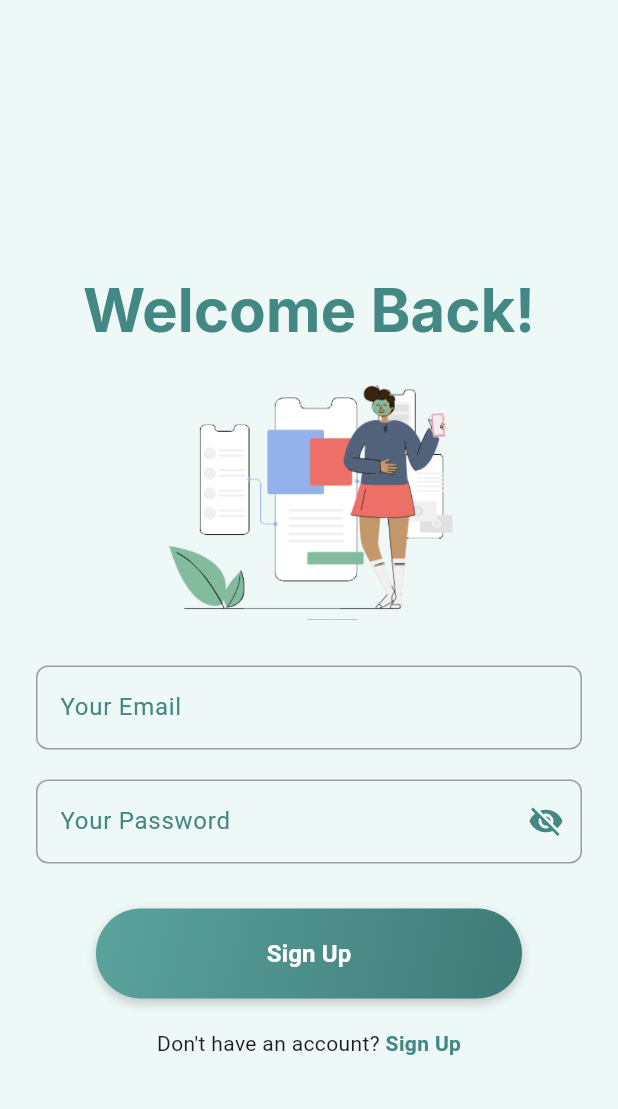
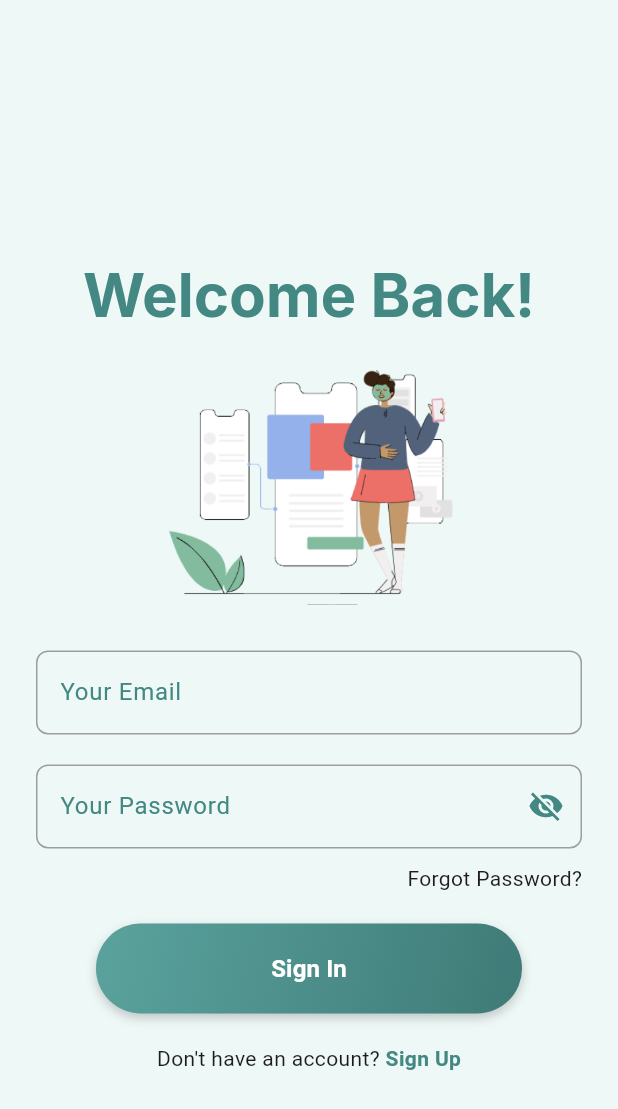
Before and after one commit to VictoriaShirleyUnifei/MyFinances, a Flutter app: the LoginPage screen opened directly, on a phone screen of 412 x 824 dp. Shown: the top 1109 px of the screen. Run offline on Flutter 3.47's test engine with Material 3 defaults, Android fonts, the phone set to English and light mode, and no system bars; drawn by our look-alikes of reactive_forms; our stand-ins replace flutter_svg, logger.

Commit message:
fix: Ajustes visuais na tela de login

```diff
--- a/lib/features/login/login_page.dart
+++ b/lib/features/login/login_page.dart
@@ -85,7 +85,20 @@ class LoginPageState extends State<LoginPage> {
                               'Include at least one number and uppercase letter',
                         },
                       ),
-                      const SizedBox(height: 30),
+                      const SizedBox(height: 10),
+                     Align(
+                        alignment: Alignment.centerRight,
+                        child: GestureDetector(
+                          onTap: () {
+                            // ação de recuperar senha
+                          },
+                          child: Text(
+                            'Forgot Password?',
+                          ),
+                        ),
+                      ),
+                      const SizedBox(height: 20),
+
 
                       // BUTTON
                       Padding(
@@ -96,7 +109,7 @@ class LoginPageState extends State<LoginPage> {
                           child: ReactiveFormConsumer(
                             builder: (context, form, child) {
                               return PrimaryButton(
-                                text: 'Sign Up',
+                                text: 'Sign In',
                                 onPressed: form.valid
                                     ? () {
                                         final value = form.value;
```
